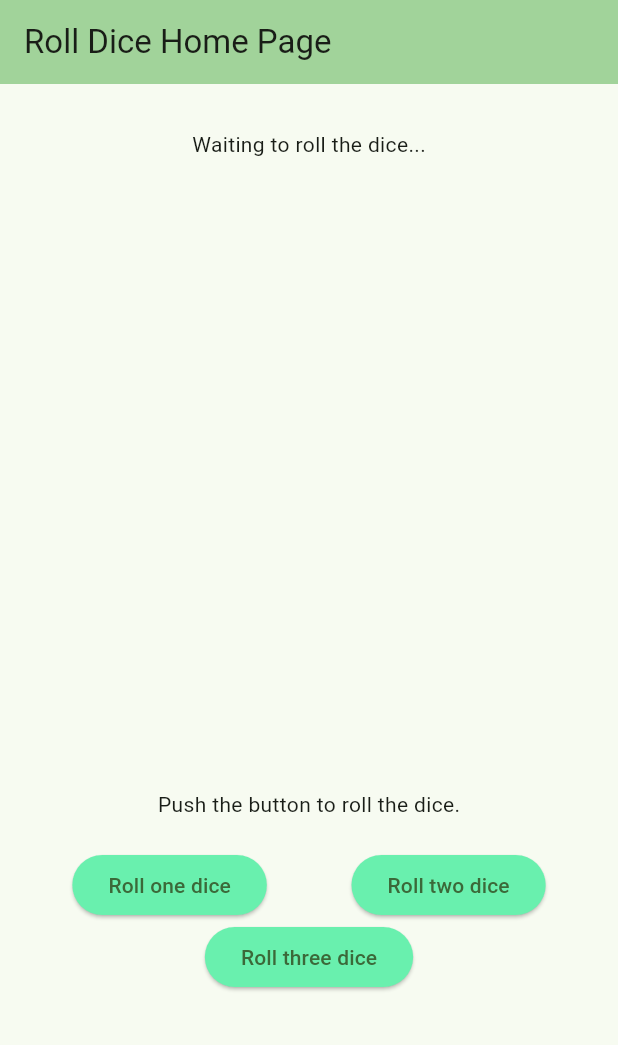
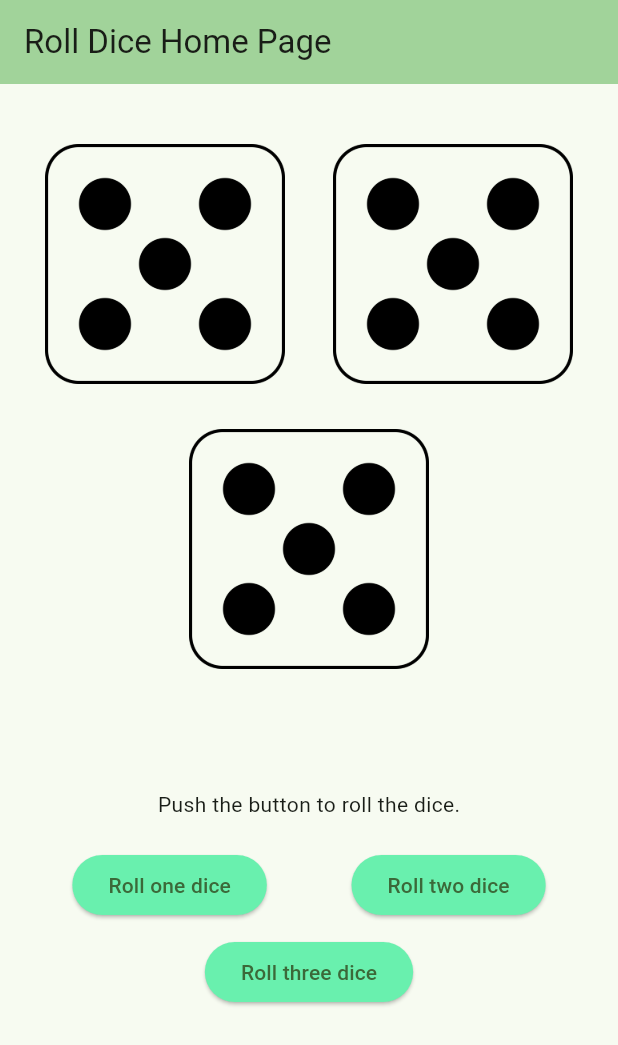
Before and after one commit to Yousef-Eldosoky/flutter-dice, a Flutter app: the screen it shows after launch, after a tap on "Roll one dice", after a tap on "Roll two dice", after a tap on "Roll three dice", on a phone screen of 412 x 824 dp. Shown: the top 1045 px of the screen. Run offline on Flutter 3.47's test engine with Material 3 defaults, Android fonts, the phone set to English and light mode, and no system bars.

Commit message:
make the roll of three dices

```diff
--- a/lib/Pages/my_home_page.dart
+++ b/lib/Pages/my_home_page.dart
@@ -100,6 +100,7 @@ class _MyHomePageState extends State<MyHomePage> {
                       ),
                     ],
                   ),
+                  const SizedBox(height: 10),
                   ElevatedButton(
                     style: ElevatedButton.styleFrom(
                         backgroundColor: Colors.greenAccent),
--- a/lib/Widgets/dice.dart
+++ b/lib/Widgets/dice.dart
@@ -1,77 +1,31 @@
 import 'dart:math';
 
+import 'package:dice/Widgets/roll_three_dice.dart';
+import 'package:dice/Widgets/roll_two_dice.dart';
 import 'package:flutter/material.dart';
 
-class Dice extends StatefulWidget {
+class Dice extends StatelessWidget {
   const Dice({super.key, required this.diceNum});
 
   final int diceNum;
 
-  int _getRandomNum() {
+  static int getRandomNum() {
     return Random().nextInt(6) + 1;
   }
 
-  @override
-  State<Dice> createState() => _DiceState();
-}
-
-class _DiceState extends State<Dice> {
   @override
   Widget build(BuildContext context) {
     return Padding(
       padding: const EdgeInsets.all(20),
       child: SizedBox(
           height: 400,
-          child: switch (widget.diceNum) {
+          child: switch (diceNum) {
             1 => Image(
-                image: AssetImage(
-                    "assets/Dice-${widget._getRandomNum()}-b.svg.png")),
-            2 => RollTwoDice(widget: widget),
+                image: AssetImage("assets/Dice-${getRandomNum()}-b.svg.png")),
+            2 => RollTwoDice(),
+            3 => RollThreeDice(),
             _ => const Text("Waiting to roll the dice...")
           }),
     );
   }
 }
-
-class RollTwoDice extends StatelessWidget {
-  const RollTwoDice({
-    super.key,
-    required this.widget,
-  });
-
-  final Dice widget;
-
-  @override
-  Widget build(BuildContext context) {
-    return Column(
-        children: [
-          Row(
-            children: [
-              const Spacer(),
-              Padding(
-                padding: const EdgeInsets.all(20),
-                child: Image(
-                  height: 150,
-                  image: AssetImage(
-                      "assets/Dice-${widget._getRandomNum()}-b.svg.png"),
-                ),
-              )
-            ],
-          ),
-          Row(
-            children: [
-              Padding(
-                padding: const EdgeInsets.all(10),
-                child: Image(
-                  height: 150,
-                  image: AssetImage(
-                      "assets/Dice-${widget._getRandomNum()}-b.svg.png"),
-                ),
-              ),
-              const Spacer(),
-            ],
-          ),
-        ],
-      );
-  }
-}
--- /dev/null
+++ b/lib/Widgets/roll_three_dice.dart
@@ -0,0 +1,43 @@
+import 'package:dice/Widgets/dice.dart';
+import 'package:flutter/material.dart';
+
+class RollThreeDice extends StatelessWidget {
+  const RollThreeDice({super.key});
+
+  @override
+  Widget build(BuildContext context) {
+    return Column(
+      children: [
+        Padding(
+          padding: const EdgeInsets.all(10),
+          child: Row(
+            mainAxisAlignment: MainAxisAlignment.spaceBetween,
+            children: [
+              Image(
+                height: 160,
+                image:
+                    AssetImage("assets/Dice-${Dice.getRandomNum()}-b.svg.png"),
+              ),
+              Image(
+                height: 160,
+                image:
+                    AssetImage("assets/Dice-${Dice.getRandomNum()}-b.svg.png"),
+              ),
+            ],
+          ),
+        ),
+        const SizedBox(
+          height: 10,
+        ),
+        Padding(
+          padding: const EdgeInsets.all(10),
+          child: Image(
+            height: 160,
+            image: AssetImage("assets/Dice-${Dice.getRandomNum()}-b.svg.png"),
+          ),
+        ),
+        const Spacer(),
+      ],
+    );
+  }
+}
--- /dev/null
+++ b/lib/Widgets/roll_two_dice.dart
@@ -0,0 +1,38 @@
+import 'package:dice/Widgets/dice.dart';
+import 'package:flutter/material.dart';
+
+class RollTwoDice extends StatelessWidget {
+  const RollTwoDice({super.key});
+
+  @override
+  Widget build(BuildContext context) {
+    return Column(
+      children: [
+        Row(
+          children: [
+            const Spacer(),
+            Padding(
+              padding: const EdgeInsets.all(20),
+              child: Image(
+                height: 150,
+                image: AssetImage("assets/Dice-${Dice.getRandomNum()}-b.svg.png"),
+              ),
+            )
+          ],
+        ),
+        Row(
+          children: [
+            Padding(
+              padding: const EdgeInsets.all(10),
+              child: Image(
+                height: 150,
+                image: AssetImage("assets/Dice-${Dice.getRandomNum()}-b.svg.png"),
+              ),
+            ),
+            const Spacer(),
+          ],
+        ),
+      ],
+    );
+  }
+}
```
